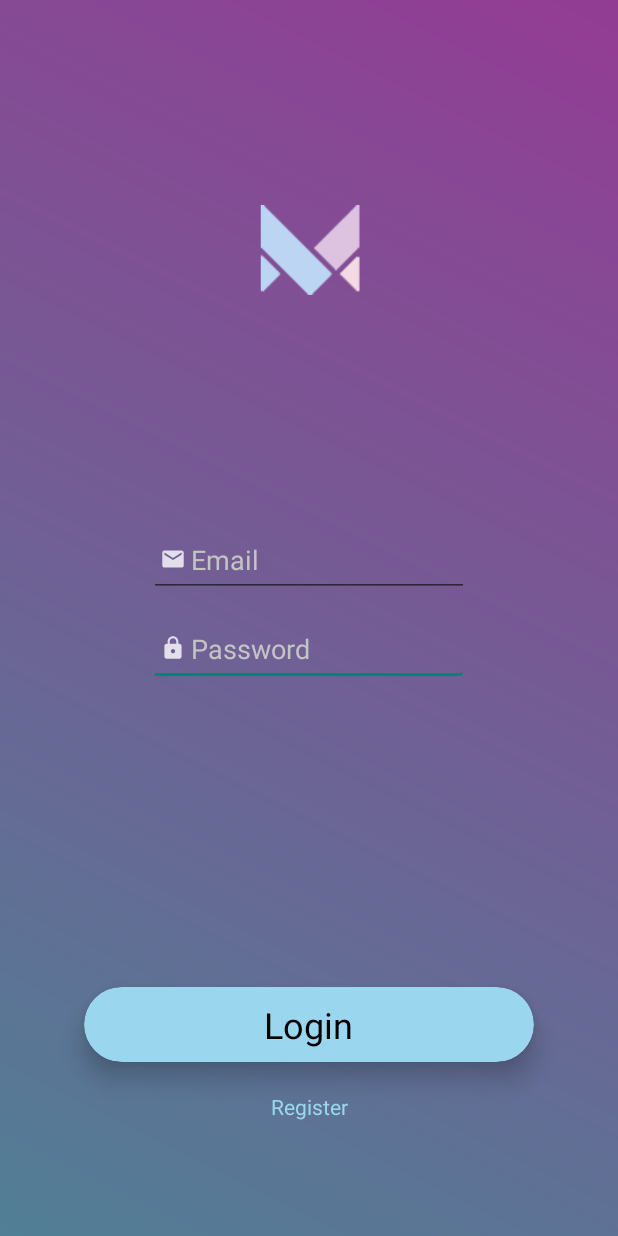
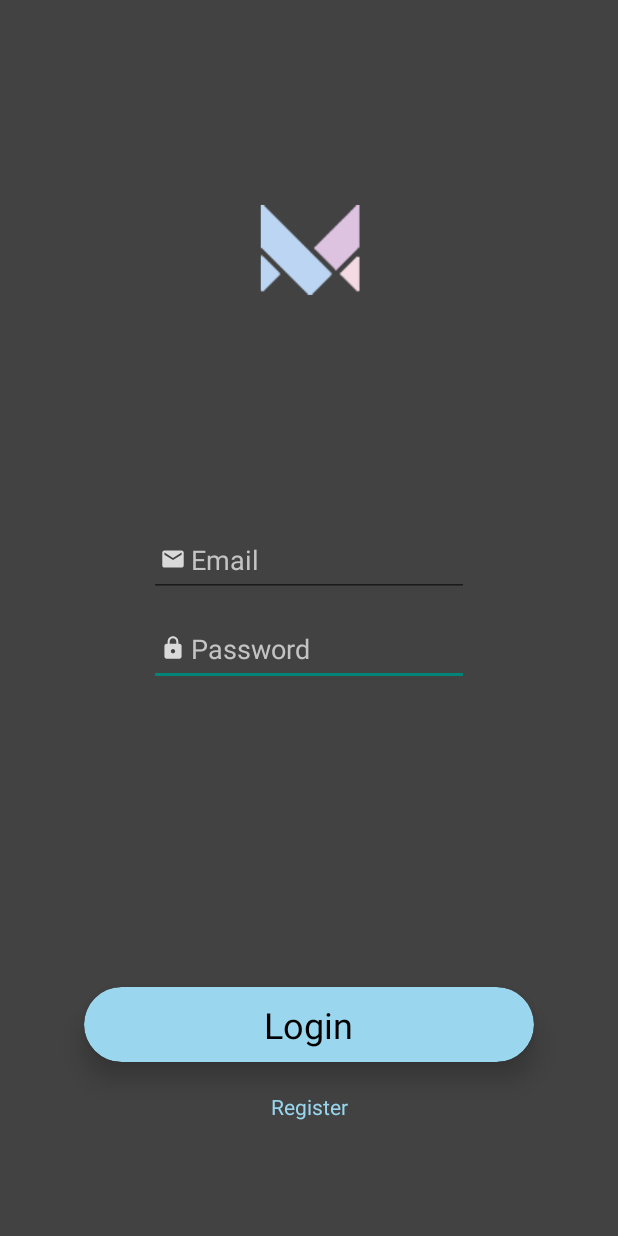
Before and after one commit to jdtran96/Magnite, an Android app: the screen it shows after launch (LoginPage), on a phone screen of 412 x 824 dp. Run offline under Robolectric (Android 15) with nearby library versions, the phone set to English and light mode, and no system bars.

Commit message:
login page cosmetic update

```diff
--- a/app/src/main/java/com/example/jonathan/winter_project/fetchData.java
+++ b/app/src/main/java/com/example/jonathan/winter_project/fetchData.java
@@ -22,7 +22,7 @@ String jsonstring = "";
     protected Void doInBackground(Void... voids) {
 
         try {
-            URL url = new URL("https://api.myjson.com/bins/7i61c");                            //To access JSON file for editing, URL = http://myjson.com/7i61c
+            URL url = new URL("https://api.myjson.com/bins/7i61c");                            //To access JSON file for editing, URL = http://myjson.com/7i61c (out of date, need to update hosting website)
 
             HttpURLConnection httpURLConnection = (HttpURLConnection) url.openConnection();
             InputStream inputStream = httpURLConnection.getInputStream();
--- a/app/src/main/res/layout/activity_color_picker.xml
+++ b/app/src/main/res/layout/activity_color_picker.xml
@@ -73,13 +73,14 @@
         android:id="@+id/colorDisplay"
         android:layout_width="100dp"
         android:layout_height="40dp"
+        android:layout_marginStart="50dp"
+        android:layout_marginEnd="50dp"
         app:cardCornerRadius="15dp"
         app:layout_constraintBottom_toBottomOf="parent"
         app:layout_constraintEnd_toEndOf="parent"
-        app:layout_constraintHorizontal_bias="0.529"
         app:layout_constraintStart_toStartOf="parent"
         app:layout_constraintTop_toTopOf="parent"
-        app:layout_constraintVertical_bias="0.92" />
+        app:layout_constraintVertical_bias="0.923" />
 
     <EditText
         android:id="@+id/Rnum"
--- a/app/src/main/res/layout/activity_main.xml
+++ b/app/src/main/res/layout/activity_main.xml
@@ -6,7 +6,7 @@
     android:id="@+id/layout"
     android:layout_width="match_parent"
     android:layout_height="match_parent"
-    android:background="@drawable/gradient_3"
+    android:background="@color/cardview_dark_background"
     tools:context=".LoginPage">
 
     <ImageView
--- a/build.gradle
+++ b/build.gradle
@@ -7,7 +7,7 @@ buildscript {
         jcenter()
     }
     dependencies {
-        classpath 'com.android.tools.build:gradle:3.6.2'
+        classpath 'com.android.tools.build:gradle:4.1.2'
 
 
         // NOTE: Do not place your application dependencies here; they belong
```
Also changed, not shown: gradle/wrapper/gradle-wrapper.properties.
